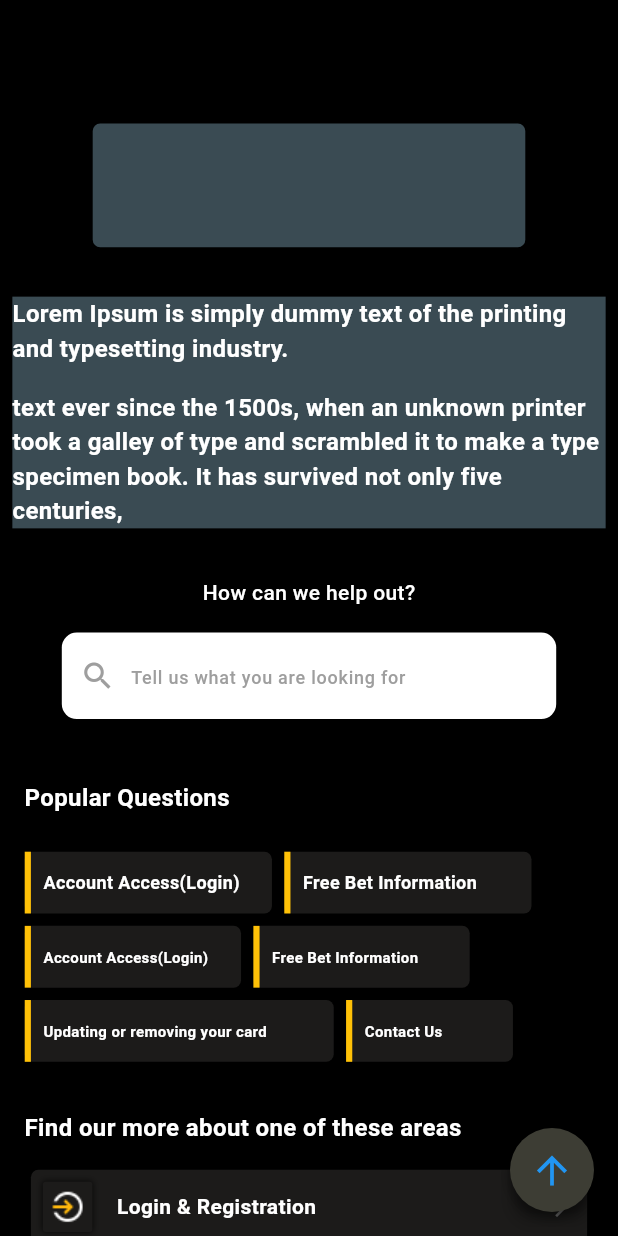
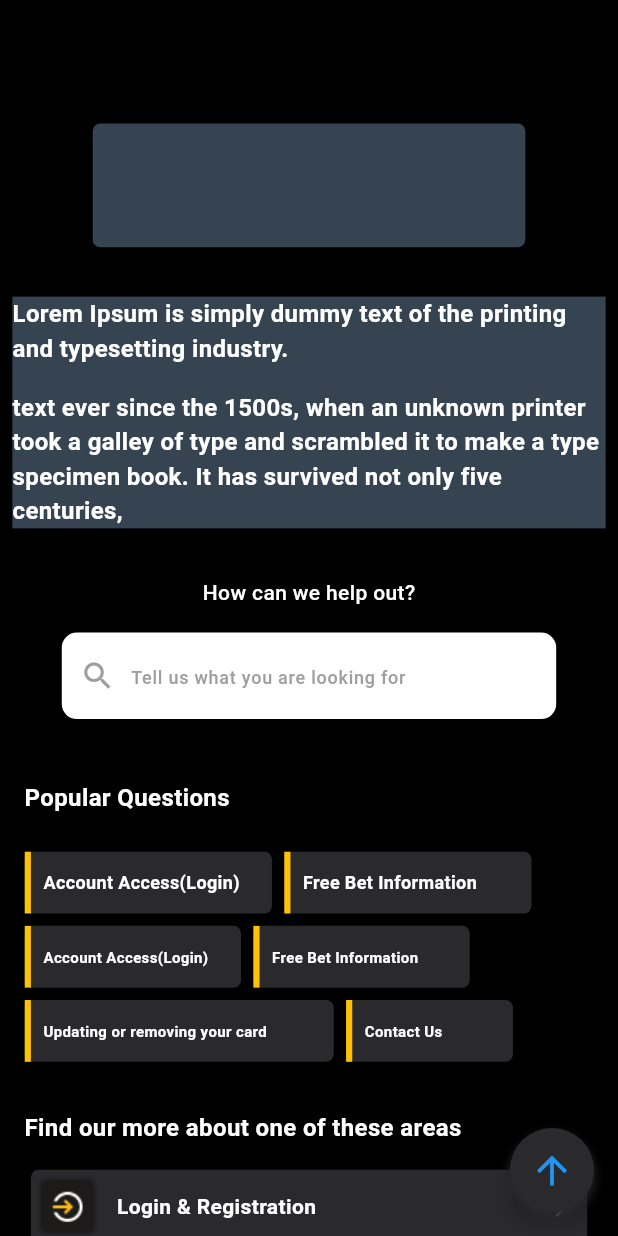
Before and after one commit to iamkashansheikh/stake_fair_app, a Flutter app: the HelpScreen screen opened directly, on a phone screen of 412 x 824 dp. Run offline on Flutter 3.47's test engine with Material 3 defaults, Android fonts, the phone set to English and light mode, and no system bars; our stand-ins replace auto_size_text, badges, firebase_auth, firebase_core, firebase_database, flutter_screenutil and 7 more; missing offline and left inert: flutter_downloader, flutter_facebook_auth; accounts and stored records are empty; network calls fail.

Commit message:
changes done

```diff
--- a/lib/res/app_colors/app_colors.dart
+++ b/lib/res/app_colors/app_colors.dart
@@ -12,5 +12,5 @@ class AppColors {
   static const Color inplaybtnColor = Color(0xff20A052);
   static const Color markitblueColor = Color(0xffA6D8FF);
   static const Color markitpinkColor = Color(0xffFAC9D1);
-  static const Color helpScrenColor = Color(0xff1c1b1a);
+  static const Color helpScrenColor = Color(0xff2A2A2C);
   }
--- a/lib/view/screens/authentication/help_screen.dart
+++ b/lib/view/screens/authentication/help_screen.dart
@@ -28,7 +28,8 @@ class HelpScreen extends StatelessWidget {
                   height: mediaQuerySize.height*0.1,
                   width: mediaQuerySize.width*0.7,
                   decoration: BoxDecoration(
-                    color: Colors.blueGrey.withOpacity(0.6),
+                    color: Color(0xff364452),
+                    //color: Colors.blueGrey.withOpacity(0.6),
                     borderRadius: BorderRadius.circular(5)
                   ),
                 ),
@@ -39,7 +40,8 @@ class HelpScreen extends StatelessWidget {
 
               //  height: mediaQuerySize.height*0.2,
                 decoration: BoxDecoration(
-                  color:  Colors.blueGrey.withOpacity(0.6),
+                  color: Color(0xff364452),
+                 // color:  Colors.blueGrey.withOpacity(0.6),
 
                 ),
                 child: Column(
@@ -96,7 +98,8 @@ SizedBox(height: mediaQuerySize.height*0.04,),
           height: mediaQuerySize.height*0.05,
           width: mediaQuerySize.width*0.4,
           decoration: BoxDecoration(
-            color: AppColors.helpScrenColor,
+            color: Color(0xff2A2A2C),
+           // color: AppColors.helpScrenColor,
             borderRadius: BorderRadius.circular(5)
             //color: Colors.grey.shade500,
           ),
@@ -360,7 +363,7 @@ SizedBox(height: mediaQuerySize.height*0.04,),
 
                   children: [
                     SizedBox(height: mediaQuerySize.height*0.04,),
-                    Center(child: Image.asset('assets/images/9.png')),
+                    Center(child: Image.asset('assets/images/dd.png')),
                     SizedBox(height: mediaQuerySize.height*0.02,),
                     Text('The quickest way to get in touch',style: TextStyle(color: Colors.white,fontWeight: FontWeight.w500),),
 
@@ -512,7 +515,7 @@ SizedBox(height: mediaQuerySize.height*0.04,),
                           mainAxisAlignment: MainAxisAlignment.spaceBetween,
                           crossAxisAlignment: CrossAxisAlignment.center,
                           children: [
-                  Image.asset('assets/images/bt5.png'),
+                  Image.asset('assets/images/jj.png'),
                   SizedBox(width: mediaQuerySize.width*0.02,),
                   Image.asset('assets/images/bt4.png'),
                          SizedBox(width: mediaQuerySize.width*0.02,),
@@ -540,10 +543,12 @@ SizedBox(height: mediaQuerySize.height*0.04,),
     width: 60, // Size of the button
     decoration: BoxDecoration(
       shape: BoxShape.circle, // Make the button circular
-      color: Color.fromARGB(255, 61, 61, 52), // iOS-style background color (blue)
+    //  color: Color.fromARGB(255, 61, 61, 52), // iOS-style background color (blue)
+      color: AppColors.helpScrenColor,
       boxShadow: [
         BoxShadow(
-          color: Colors.black.withOpacity(0.4), // Shadow effect
+         // color: Colors.black.withOpacity(0.4), // Shadow effect
+           color: AppColors.helpScrenColor,
           blurRadius: 6,
           offset: Offset(0, 4),
         ),
--- a/lib/view/widgets/custom_action_tile.dart
+++ b/lib/view/widgets/custom_action_tile.dart
@@ -1,4 +1,5 @@
 import 'package:flutter/material.dart';
+import 'package:stake_fair_app/res/app_colors/app_colors.dart';
 
 class CustomActionTile extends StatelessWidget {
   final String title;
@@ -24,7 +25,8 @@ class CustomActionTile extends StatelessWidget {
         height: mediaQuerySize.height * 0.06,
         width: mediaQuerySize.width * 0.9,
         decoration: BoxDecoration(
-          color: const Color(0xff1c1b1a),
+          color: AppColors.helpScrenColor,
+         // color: Color(0xff2A2A2C),
           borderRadius: BorderRadius.circular(5),
         ),
         child: Row(
```
Also changed, not shown: assets/images/dd.png (added), assets/images/jj.png (added), 4 other files.
